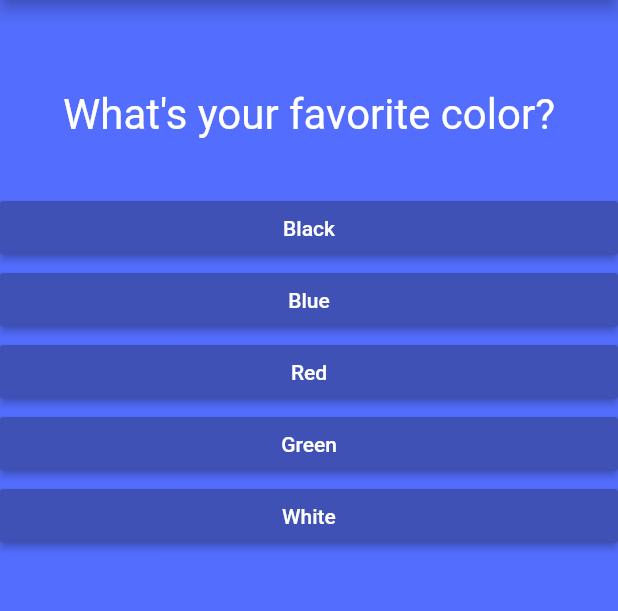
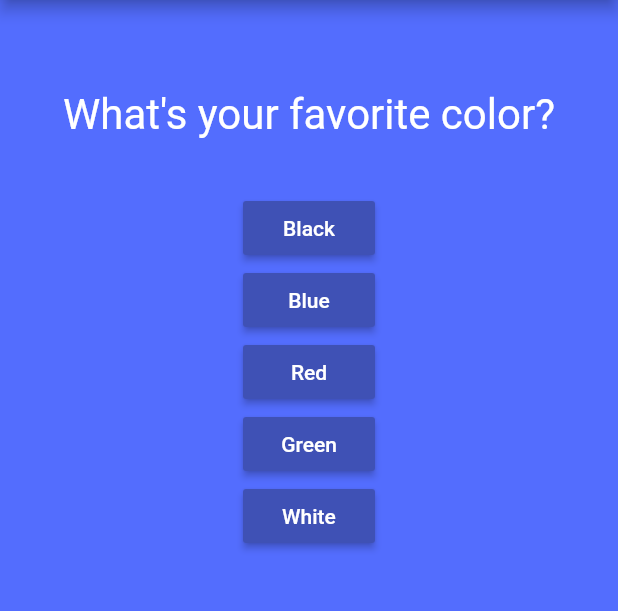
Before and after one commit to zexross/App-Projects, a Flutter app: the screen it shows after launch, on a phone screen of 412 x 824 dp, the part 84-695 px from its top. Run offline on Flutter 3.47's test engine with Material 2 defaults, Android fonts, the phone set to English and light mode, and no system bars; our stand-ins replace image_picker; missing offline and left inert: tflite.

Commit message:
Changed the answer button

```diff
--- a/Flutter/personality_quiz/lib/answer.dart
+++ b/Flutter/personality_quiz/lib/answer.dart
@@ -8,9 +8,9 @@ class Answer extends StatelessWidget {
 
   @override
   Widget build(BuildContext context) {
-    // TODO: implement build
     return Container(
-      width: double.infinity,
+      padding: EdgeInsets.symmetric(horizontal: 30),
+      decoration: BoxDecoration(borderRadius: BorderRadius.all(Radius.circular(10))) ,
       child: RaisedButton(
         color: Colors.indigo,
         textColor: Colors.white,
```
